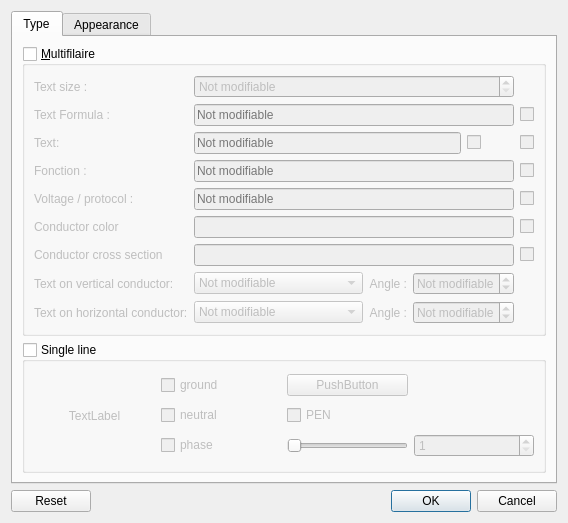
First picture: the form in sources/SearchAndReplace/ui/replaceconductordialog.ui, repository EmilOsvoll/qelectrotech-source-mirror, before the edit.
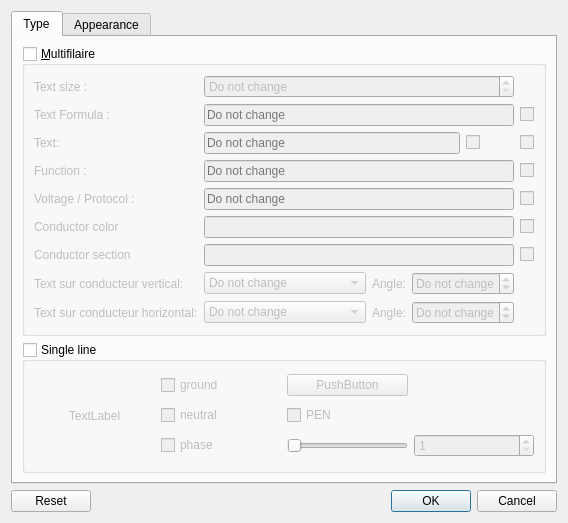
Second picture: the form after the edit. Icons and pictures are not drawn.

Patch:
```diff
--- a/sources/SearchAndReplace/ui/replaceconductordialog.ui
+++ b/sources/SearchAndReplace/ui/replaceconductordialog.ui
@@ -39,7 +39,7 @@
           <item row="4" column="1" colspan="4">
            <widget class="QLineEdit" name="m_function_le">
             <property name="placeholderText">
-             <string>Not modifiable</string>
+             <string>Do not change</string>
             </property>
             <property name="clearButtonEnabled">
              <bool>true</bool>
@@ -56,11 +56,11 @@
           <item row="8" column="1">
            <widget class="QComboBox" name="m_vertical_align_cb">
             <property name="currentText">
-             <string>Not modifiable</string>
+             <string>Do not change</string>
             </property>
             <item>
              <property name="text">
-              <string>Not modifiable</string>
+              <string>Do not change</string>
              </property>
             </item>
             <item>
@@ -78,7 +78,7 @@
           <item row="9" column="2">
            <widget class="QLabel" name="label_9">
             <property name="text">
-             <string>Angle :</string>
+             <string>Angle:</string>
             </property>
             <property name="alignment">
              <set>Qt::AlignRight|Qt::AlignTrailing|Qt::AlignVCenter</set>
@@ -115,7 +115,7 @@
              <bool>true</bool>
             </property>
             <property name="specialValueText">
-             <string>Not modifiable</string>
+             <string>Do not change</string>
             </property>
             <property name="suffix">
              <string>°</string>
@@ -148,7 +148,7 @@
            <widget class="QComboBox" name="m_horizontal_align_cb">
             <item>
              <property name="text">
-              <string>Not modifiable</string>
+              <string>Do not change</string>
              </property>
             </item>
             <item>
@@ -176,7 +176,7 @@
           <item row="2" column="1" colspan="4">
            <widget class="QLineEdit" name="m_formula_le">
             <property name="placeholderText">
-             <string>Not modifiable</string>
+             <string>Do not change</string>
             </property>
             <property name="clearButtonEnabled">
              <bool>true</bool>
@@ -189,7 +189,7 @@
              <bool>true</bool>
             </property>
             <property name="specialValueText">
-             <string>Not modifiable</string>
+             <string>Do not change</string>
             </property>
             <property name="suffix">
              <string>°</string>
@@ -225,7 +225,7 @@
           <item row="3" column="1" colspan="3">
            <widget class="QLineEdit" name="m_text_le">
             <property name="placeholderText">
-             <string>Not modifiable</string>
+             <string>Do not change</string>
             </property>
             <property name="clearButtonEnabled">
              <bool>true</bool>
@@ -235,14 +235,14 @@
           <item row="8" column="0">
            <widget class="QLabel" name="label_6">
             <property name="text">
-             <string>Text on vertical conductor:</string>
+             <string>Text sur conducteur vertical:</string>
             </property>
            </widget>
           </item>
           <item row="1" column="1" colspan="4">
            <widget class="QSpinBox" name="m_text_size_sb">
             <property name="specialValueText">
-             <string>Not modifiable</string>
+             <string>Do not change</string>
             </property>
             <property name="accelerated">
              <bool>false</bool>
@@ -258,14 +258,14 @@
           <item row="4" column="0">
            <widget class="QLabel" name="label_4">
             <property name="text">
-             <string>Fonction :</string>
+             <string>Function :</string>
             </property>
            </widget>
           </item>
           <item row="8" column="2">
            <widget class="QLabel" name="label_7">
             <property name="text">
-             <string>Angle :</string>
+             <string>Angle:</string>
             </property>
             <property name="alignment">
              <set>Qt::AlignRight|Qt::AlignTrailing|Qt::AlignVCenter</set>
@@ -285,7 +285,7 @@
           <item row="5" column="1" colspan="4">
            <widget class="QLineEdit" name="m_tension_protocol_le">
             <property name="placeholderText">
-             <string>Not modifiable</string>
+             <string>Do not change</string>
             </property>
             <property name="clearButtonEnabled">
              <bool>true</bool>
@@ -295,21 +295,21 @@
           <item row="9" column="0">
            <widget class="QLabel" name="label_8">
             <property name="text">
-             <string>Text on horizontal conductor:</string>
+             <string>Text sur conducteur horizontal:</string>
             </property>
            </widget>
           </item>
           <item row="5" column="0">
            <widget class="QLabel" name="label_5">
             <property name="text">
-             <string>Voltage / protocol :</string>
+             <string>Voltage / Protocol :</string>
             </property>
            </widget>
           </item>
           <item row="7" column="0">
            <widget class="QLabel" name="label_16">
             <property name="text">
-             <string>Conductor cross section</string>
+             <string>Conductor section</string>
             </property>
            </widget>
           </item>
```
Left out of the diff: 20 changed lines with no effect on the pictures.
